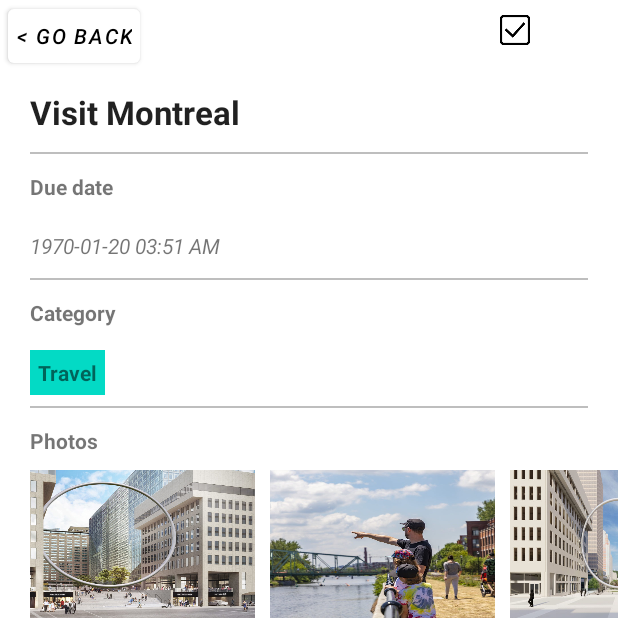
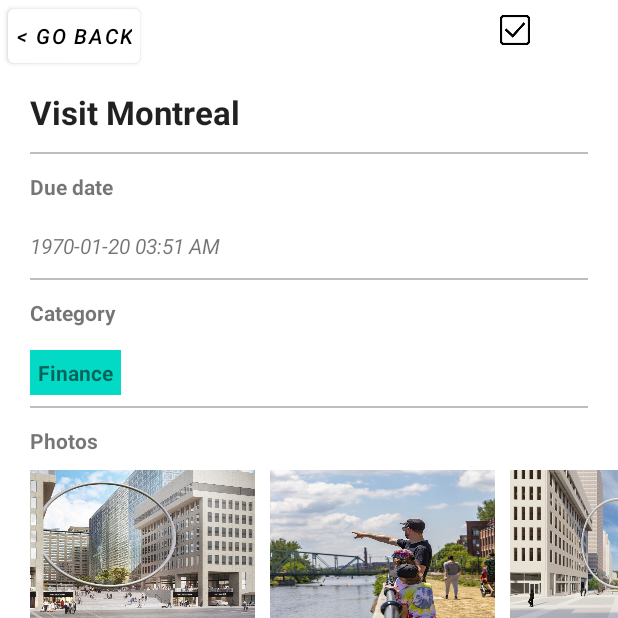
Before and after one commit to Swapkumbhar31/Task_Tech_Armie_Android, an Android app: the ViewTaskActivity screen opened directly, with no data from a screen before it, on a phone screen of 412 x 824 dp, the top half of it. Run offline under Robolectric (Android 15) with nearby library versions, the phone set to English and light mode, and no system bars; our stand-ins replace Room's generated code.

Commit message:
added categories database query

```diff
--- a/app/src/main/java/ca/lambton/task_tech_armie_android/ViewTaskActivity.java
+++ b/app/src/main/java/ca/lambton/task_tech_armie_android/ViewTaskActivity.java
@@ -39,6 +39,8 @@ public class ViewTaskActivity extends AppCompatActivity {
     private TaskRoomDB taskRoomDB;
     List<Task> completedTasks;
     List<Task> inCompleteTasks;
+    TextView categories;
+    Category category;
     //Boolean isPlaying  = false ;
     Task task;
     @Override
@@ -56,6 +58,7 @@ public class ViewTaskActivity extends AppCompatActivity {
         mediaPlayer.setVolume(5f,5f);
         lvCompleted = findViewById(R.id.listviewCompleted);
         lvIncomplete = findViewById(R.id.listviewIncomplete);
+        categories = findViewById(R.id.categories);
 
         Objects.requireNonNull(getSupportActionBar()).hide();
 
@@ -99,6 +102,8 @@ public class ViewTaskActivity extends AppCompatActivity {
     private void loadAllTasks(){
         completedTasks = taskRoomDB.taskDAO().getSubtasks(getTaskId(),true);
         inCompleteTasks = taskRoomDB.taskDAO().getSubtasks(task.getId(),false);
+        category = taskRoomDB.categoryDAO().getCategoryByID(task.getId());
+        categories.setText(category.getName());
         lvIncomplete.setAdapter(new TaskListAdaptor(this, inCompleteTasks));
         lvCompleted.setAdapter(new TaskListAdaptor(this, completedTasks));
         ListViewSize.getListViewSize(lvIncomplete);
--- a/app/src/main/res/layout/activity_view_task.xml
+++ b/app/src/main/res/layout/activity_view_task.xml
@@ -97,6 +97,7 @@
                     android:layout_width="wrap_content"
                     android:layout_height="wrap_content"
                     android:layout_marginLeft="20dp"
+                    android:id="@+id/categories"
                     android:layout_marginVertical="5dp"
                     android:background="@color/teal_200"
                     android:padding="5dp"
```
